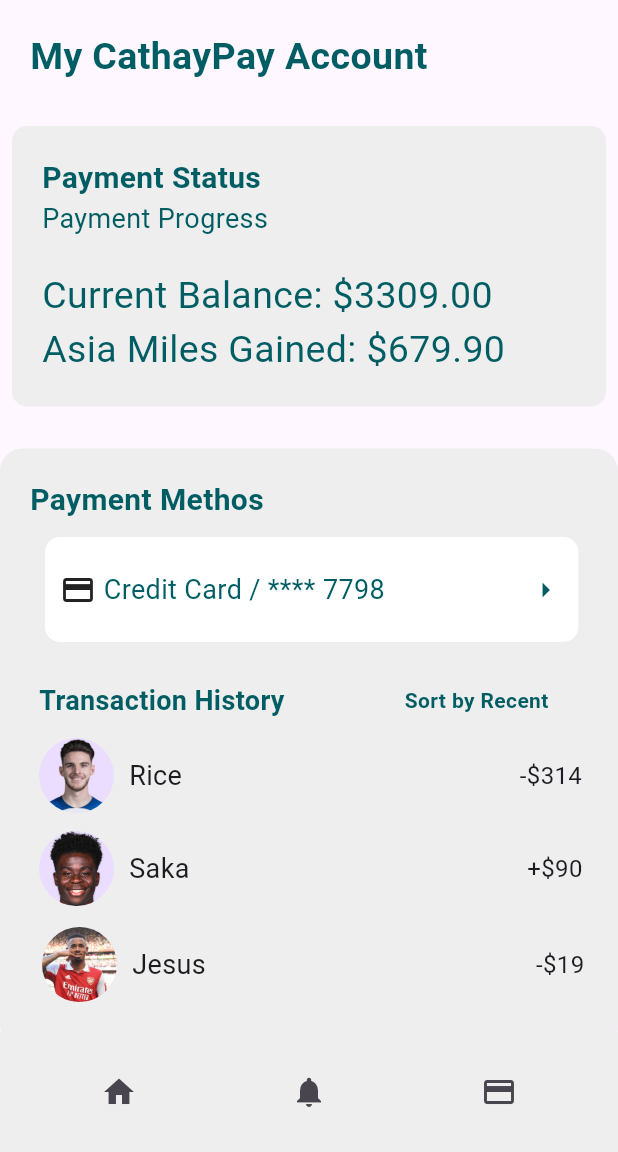
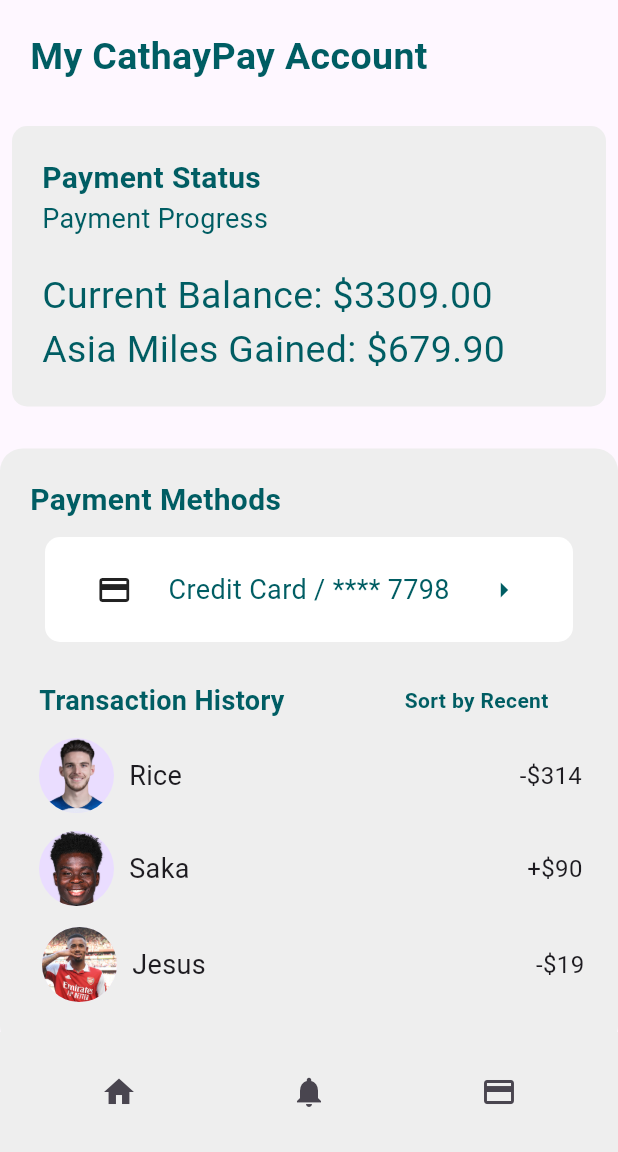
Before and after one commit to sung01299/CathayHackathon_Team_10_CathayPay, a Flutter app: the screen it shows after launch, on a phone screen of 412 x 824 dp, the part 84-1236 px from its top. Run offline on Flutter 3.47's test engine with Material 3 defaults, Android fonts, the phone set to English and light mode, and no system bars.

Commit message:
Update home_screen.dart
yeah

```diff
--- a/cathay_pay_ui/lib/screens/home_screen.dart
+++ b/cathay_pay_ui/lib/screens/home_screen.dart
@@ -30,8 +30,10 @@
               radius: 25,
             ),
           ),
-          ]),
-      body: Column(
+        ],
+      ),
+      body: SingleChildScrollView(
+        child: Column(
           children: [
             const Padding(
               padding: EdgeInsets.all(20),
@@ -118,7 +120,7 @@
                       crossAxisAlignment: CrossAxisAlignment.start,
                       children: [
                         const Text(
-                        "Payment Methos",
+                          "Payment Methods",
                           style: TextStyle(
                             fontSize: 20,
                             fontWeight: FontWeight.bold,
@@ -133,12 +135,15 @@
                               color: Colors.white,
                             ),
                             height: 70,
+                            width: MediaQuery.of(context).size.width - 60,
                             child: const Padding(
                               padding: EdgeInsets.fromLTRB(10, 20, 10, 20),
                               child: Row(
+                                mainAxisAlignment:
+                                    MainAxisAlignment.spaceEvenly,
+                                mainAxisSize: MainAxisSize.max,
                                 children: [
                                   Icon(Icons.credit_card),
-                                SizedBox(width: 5),
                                   Text(
                                     "Credit Card / **** 7798",
                                     style: TextStyle(
@@ -146,7 +151,6 @@
                                       color: Color(0xff005d63),
                                     ),
                                   ),
-                                SizedBox(width: 95),
                                   Icon(
                                     Icons.arrow_right,
                                     color: Color(0xff005d63),
@@ -182,6 +186,7 @@
                             ],
                           ),
                         ),
+                        // ListView(),
                         const Padding(
                           padding: EdgeInsets.all(6.0),
                           child: Row(
@@ -259,6 +264,7 @@
             ),
           ],
         ),
+      ),
     );
   }
 }
```
Lines whose indentation alone changed are shown as unchanged.
